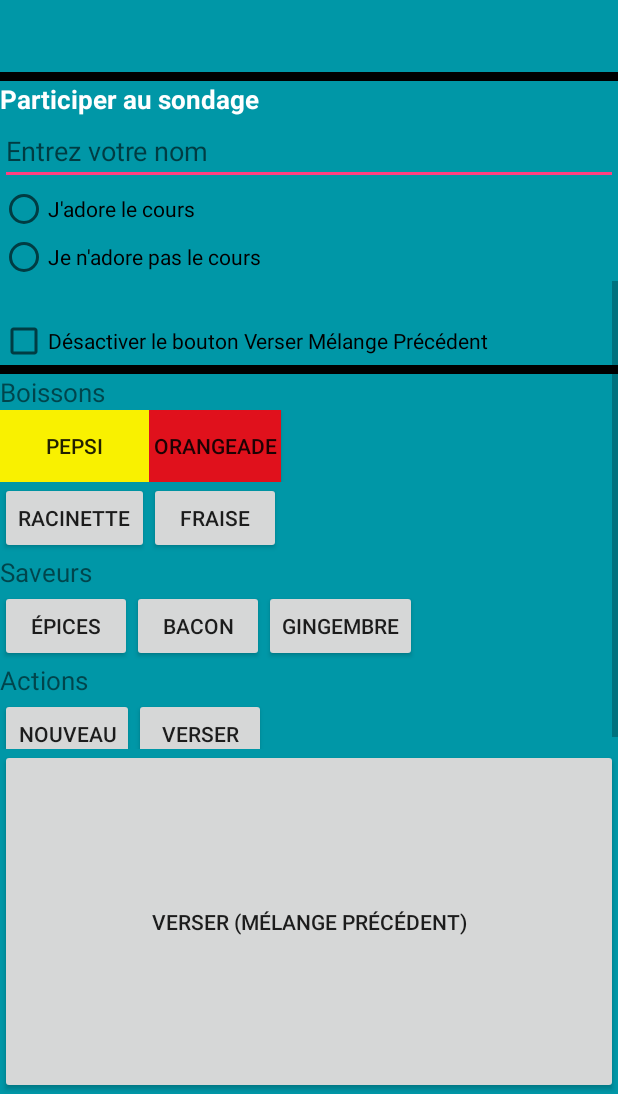
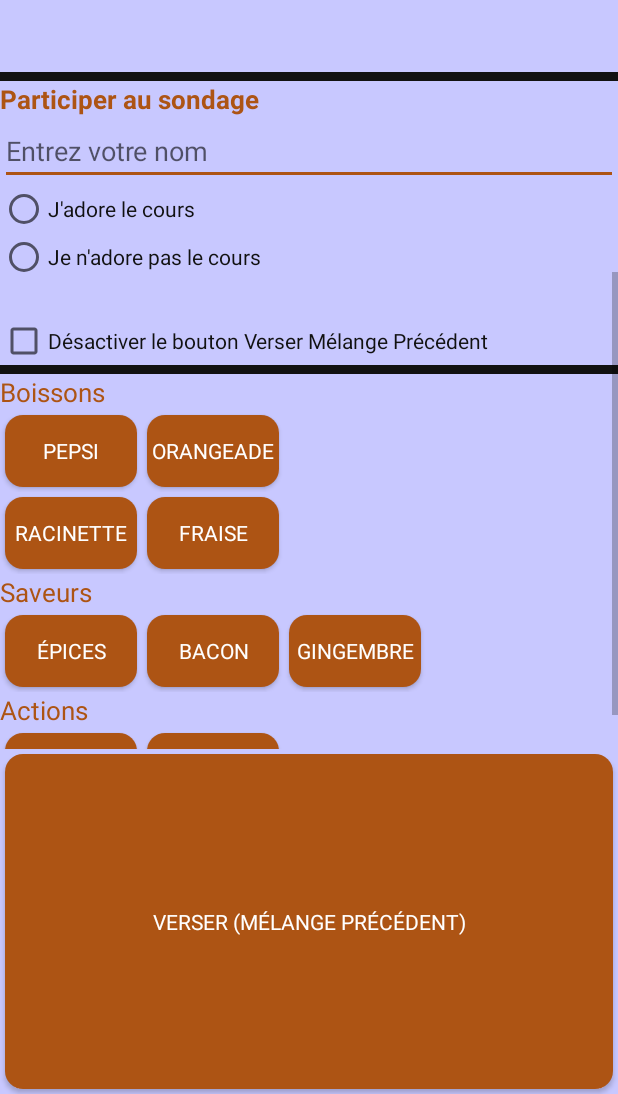
Before and after one commit to LudovicLAURICHESSE/InfoMobile_Distributeur, an Android app: the screen it shows after launch (MainActivity), scrolled down 376 dp, on a phone screen of 412 x 824 dp, the part 142-1236 px from its top. Run offline under Robolectric (Android 15) with nearby library versions, the phone set to English and light mode, and no system bars.

Commit message:
modifications visuelles

```diff
--- /dev/null
+++ b/Distributeur_depart/Distributeur/app/src/main/res/drawable/bouttonrond.xml
@@ -0,0 +1,6 @@
+<?xml version="1.0" encoding="utf-8"?>
+<shape xmlns:android="http://schemas.android.com/apk/res/android"
+    android:shape="rectangle">
+    <solid android:color="@color/colorAccent" />
+    <corners android:radius="12dp"/>
+</shape>
--- a/Distributeur_depart/Distributeur/app/src/main/res/layout/distributeur.xml
+++ b/Distributeur_depart/Distributeur/app/src/main/res/layout/distributeur.xml
@@ -3,7 +3,7 @@
     android:orientation="vertical"
     android:layout_width="match_parent"
     android:layout_height="match_parent"
-    android:background="#0097A7 ">
+    android:background="@color/fond">
 
     <ScrollView
         android:id="@+id/scrollPPal"
@@ -16,17 +16,14 @@
             android:layout_width="match_parent"
             android:layout_height="wrap_content">
 
-            <View
-                android:layout_width="match_parent"
-                android:layout_height="@dimen/ligne"
-                android:background="#000000"/>
+            <View style="@style/ligne"/>
 
             <TextView
+                style="@style/textAccentue"
                 android:layout_width="match_parent"
                 android:layout_height="wrap_content"
                 android:text="@string/titre"
-                android:textSize="@dimen/taille_titre"
-                android:textColor="@color/blanc"/>
+                android:textSize="@dimen/taille_titre" />
 
             <ImageView
                 android:layout_width="wrap_content"
@@ -34,20 +31,18 @@
                 android:contentDescription="@string/desc_capy"
                 android:src="@drawable/capy"/>
 
-            <View
-                android:layout_width="match_parent"
-                android:layout_height="@dimen/ligne"
-                android:background="#000000"/>
+            <View style="@style/ligne"/>
 
             <TextView
+                style="@style/textAccentue"
                 android:layout_width="match_parent"
                 android:layout_height="wrap_content"
                 android:text="@string/sondage"
-                android:textColor="@color/blanc"
                 android:textStyle="bold"
                 android:textSize="@dimen/taille_texte"/>
 
             <EditText
+                style="@style/textNormal"
                 android:id="@+id/nom"
                 android:layout_width="match_parent"
                 android:layout_height="wrap_content"
@@ -59,6 +54,7 @@
                 android:layout_height="wrap_content">
 
                 <RadioButton
+                    style="@style/textNormal"
                     android:id="@+id/coursAdore"
                     android:layout_width="match_parent"
                     android:layout_height="wrap_content"
@@ -66,6 +62,7 @@
                     android:onClick="changerMessageAdore"/>
 
                 <RadioButton
+                    style="@style/textNormal"
                     android:id="@+id/coursNonAdore"
                     android:layout_width="match_parent"
                     android:layout_height="wrap_content"
@@ -74,24 +71,24 @@
             </RadioGroup>
 
             <TextView
+                style="@style/textNormal"
                 android:id="@+id/testAdore"
                 android:layout_width="match_parent"
                 android:layout_height="wrap_content"
                 android:textSize="@dimen/taille_texte"/>
 
             <CheckBox
+                style="@style/textNormal"
                 android:id="@+id/check_verser"
                 android:layout_width="match_parent"
                 android:layout_height="wrap_content"
                 android:text="@string/check_bouton_verser"
                 android:onClick="changerVisibiliteBouttonVerser2"/>
 
-            <View
-                android:layout_width="match_parent"
-                android:layout_height="@dimen/ligne"
-                android:background="#000000"/>
+            <View style="@style/ligne"/>
 
             <TextView
+                style="@style/textAccentue"
                 android:layout_width="match_parent"
                 android:layout_height="wrap_content"
                 android:text="@string/boissons"
@@ -112,7 +109,7 @@
                         android:onClick="ajouterBoisson"/>
 
                     <Button
-                        style="@style/Boutton.Boisson"
+                        style="@style/Boutton"
                         android:layout_width="wrap_content"
                         android:layout_height="wrap_content"
                         android:layout_column="1"
@@ -123,6 +120,7 @@
 
                 <TableRow>
                     <Button
+                        style="@style/Boutton"
                         android:layout_width="wrap_content"
                         android:layout_height="wrap_content"
                         android:layout_column="0"
@@ -131,6 +129,7 @@
                         android:onClick="ajouterBoisson"/>
 
                     <Button
+                        style="@style/Boutton"
                         android:layout_width="wrap_content"
                         android:layout_height="wrap_content"
                         android:layout_column="1"
@@ -141,6 +140,7 @@
             </TableLayout>
 
             <TextView
+                style="@style/textAccentue"
                 android:layout_width="match_parent"
                 android:layout_height="wrap_content"
                 android:text="@string/saveurs"
@@ -151,23 +151,26 @@
                 android:layout_height="wrap_content">
 
                 <Button
+                    style="@style/Boutton"
                     android:id="@+id/but_epices"
                     android:layout_width="wrap_content"
                     android:layout_height="wrap_content"
                     android:layout_alignParentStart="true"
                     android:text="@string/epices"
-                    android:onClick="ajouterSaveur"/>/>
+                    android:onClick="ajouterSaveur"/>
 
                 <Button
+                    style="@style/Boutton"
                     android:id="@+id/but_bacon"
                     android:layout_width="wrap_content"
                     android:layout_height="wrap_content"
                     android:layout_alignBaseline="@id/but_epices"
                     android:layout_toEndOf="@id/but_epices"
                     android:text="@string/bacon"
-                    android:onClick="ajouterSaveur"/>/>
+                    android:onClick="ajouterSaveur"/>
 
                 <Button
+                    style="@style/Boutton"
                     android:id="@+id/but_gin"
                     android:layout_width="wrap_content"
                     android:layout_height="wrap_content"
@@ -178,6 +181,7 @@
             </RelativeLayout>
 
             <TextView
+                style="@style/textAccentue"
                 android:layout_width="match_parent"
                 android:layout_height="wrap_content"
                 android:text="@string/actions"
@@ -189,6 +193,7 @@
                 android:layout_height="wrap_content">
 
                 <Button
+                    style="@style/Boutton"
                     android:layout_width="wrap_content"
                     android:layout_height="wrap_content"
                     android:text="@string/nouveau"
@@ -196,6 +201,7 @@
                     android:onClick="nouveau"/>
 
                 <Button
+                    style="@style/Boutton"
                     android:layout_width="wrap_content"
                     android:layout_height="wrap_content"
                     android:text="@string/verser"
@@ -206,6 +212,7 @@
     </ScrollView>
 
     <Button
+        style="@style/Boutton"
         android:id="@+id/boutton_verser_precedent"
         android:layout_width="match_parent"
         android:layout_height="match_parent"
--- a/Distributeur_depart/Distributeur/app/src/main/res/values/colors.xml
+++ b/Distributeur_depart/Distributeur/app/src/main/res/values/colors.xml
@@ -2,10 +2,13 @@
 <resources>
     <color name="colorPrimary">#3F51B5</color>
     <color name="colorPrimaryDark">#303F9F</color>
-    <color name="colorAccent">#FF4081</color>
+    <color name="colorAccent">#ad5414</color>
 
-    <color name="bleu">#4286f4</color>
+    <color name="bleu">#3F51B5</color>
     <color name="blanc">#ffff</color>
     <color name="rouge">#e0111c</color>
     <color name="jaune">#f9f100</color>
+    <color name="noir">#111111</color>
+
+    <color name="fond">#c8c8ff</color>
 </resources>
--- a/Distributeur_depart/Distributeur/app/src/main/res/values/styles.xml
+++ b/Distributeur_depart/Distributeur/app/src/main/res/values/styles.xml
@@ -6,13 +6,26 @@
         <item name="colorPrimary">@color/colorPrimary</item>
         <item name="colorPrimaryDark">@color/colorPrimaryDark</item>
         <item name="colorAccent">@color/colorAccent</item>
+        <item name="android:fontFamily">Helvetica</item>
     </style>
 
     <style name="Boutton">
-        <item name="android:background">@color/jaune</item>
+        <item name="android:background">@drawable/bouttonrond</item>
+        <item name="android:layout_margin">3dp</item>
+        <item name="android:textColor">@color/blanc</item>
     </style>
 
-    <style name="Boutton.Boisson">
-        <item name="android:background">@color/rouge</item>
+    <style name="textAccentue">
+        <item name="android:textColor">@color/colorAccent</item>
+    </style>
+
+    <style name="textNormal">
+        <item name="android:textColor">@color/noir</item>
+    </style>
+
+    <style name="ligne">
+        <item name="android:layout_width">match_parent</item>
+        <item name="android:layout_height">@dimen/ligne</item>
+        <item name="android:background">@color/noir</item>
     </style>
 </resources>
```
